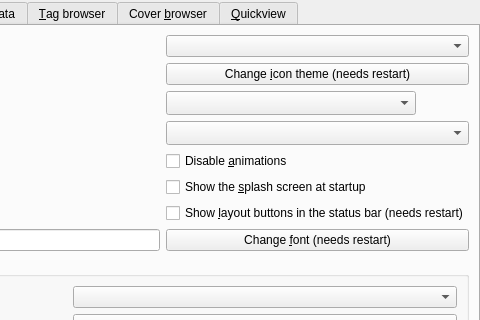
This is src/calibre/gui2/preferences/look_feel.ui in dmitryor/calibre as Qt 5 draws it before an edit; both pictures show x 603 to 1083 and y 0 to 320 of the 1083 by 579 pixel window. The edited form follows.
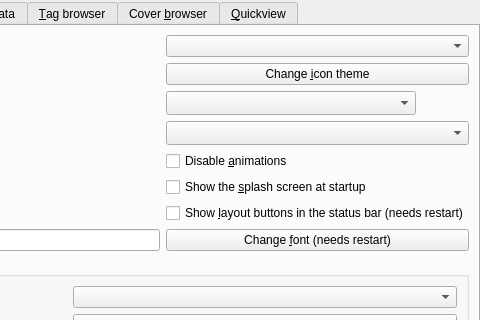
This is the edited form. Icons and pictures are not drawn. Custom widgets are drawn as their Qt base class.

Commit message: Dont need to restart when changing icon themes any more

```diff
--- a/src/calibre/gui2/preferences/look_feel.ui
+++ b/src/calibre/gui2/preferences/look_feel.ui
@@ -150,7 +150,7 @@
        <item row="1" column="1">
         <widget class="QPushButton" name="icon_theme_button">
          <property name="text">
-          <string>Change &amp;icon theme (needs restart)</string>
+          <string>Change &amp;icon theme</string>
          </property>
         </widget>
        </item>
```
The commit also changes 2 other files.
